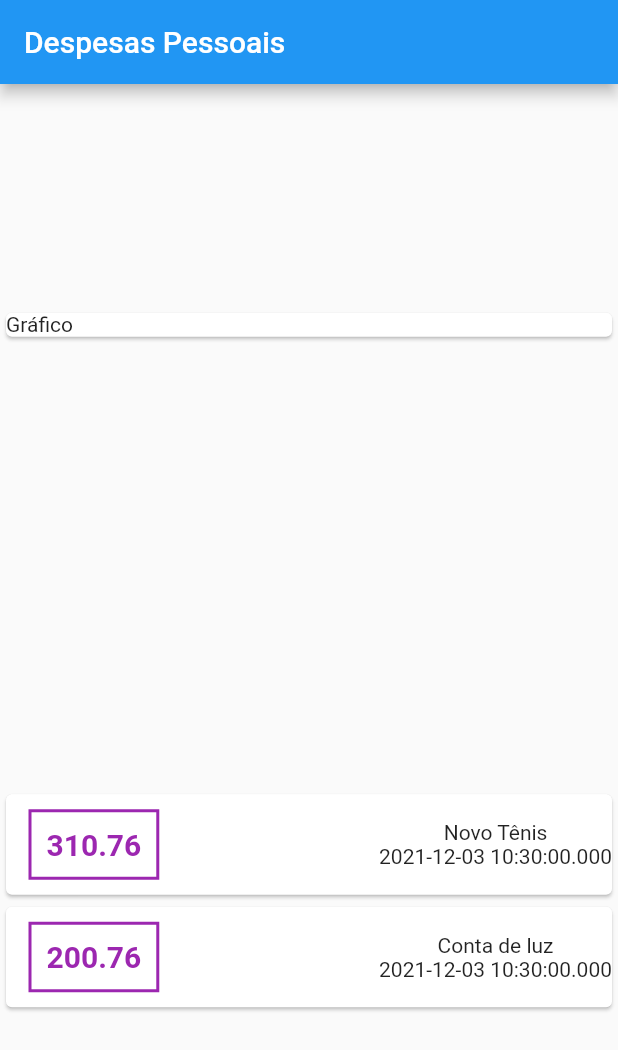
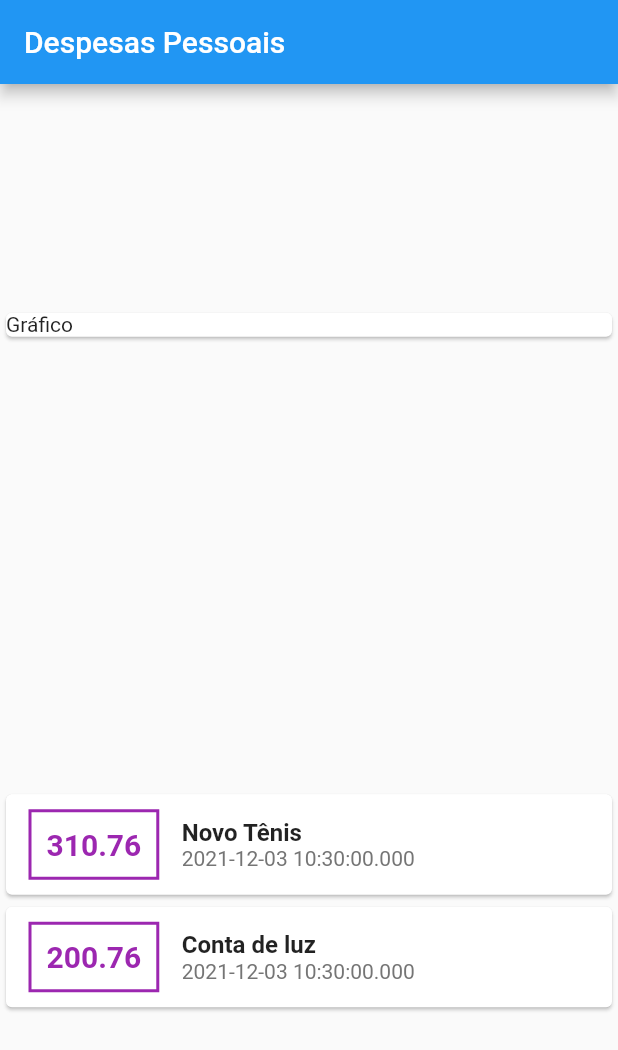
Before and after one commit to mechztcc/flutter-expenses, a Flutter app: the screen it shows after launch, on a phone screen of 412 x 824 dp. Shown: the top 1050 px of the screen. Run offline on Flutter 3.47's test engine with Material 2 defaults, Android fonts, the phone set to English and light mode, and no system bars.

Commit message:
aula 100

```diff
--- a/lib/main.dart
+++ b/lib/main.dart
@@ -43,7 +43,7 @@ class MyHomePage extends StatelessWidget {
               children: _transactions.map((element) {
                 return Card(
                   child: Row(
-                    mainAxisAlignment: MainAxisAlignment.spaceBetween,
+                    mainAxisAlignment: MainAxisAlignment.start,
                     children: [
                       Container(
                           margin: const EdgeInsets.symmetric(
@@ -60,9 +60,17 @@ class MyHomePage extends StatelessWidget {
                                 color: Colors.purple),
                           )),
                       Column(
+                        crossAxisAlignment: CrossAxisAlignment.start,
                         children: [
-                          Text(element.title),
-                          Text(element.date.toString())
+                          Text(
+                            element.title,
+                            style: const TextStyle(
+                                fontWeight: FontWeight.bold, fontSize: 16),
+                          ),
+                          Text(
+                            element.date.toString(),
+                            style: TextStyle(color: Colors.grey[600]),
+                          )
                         ],
                       )
                     ],
```
